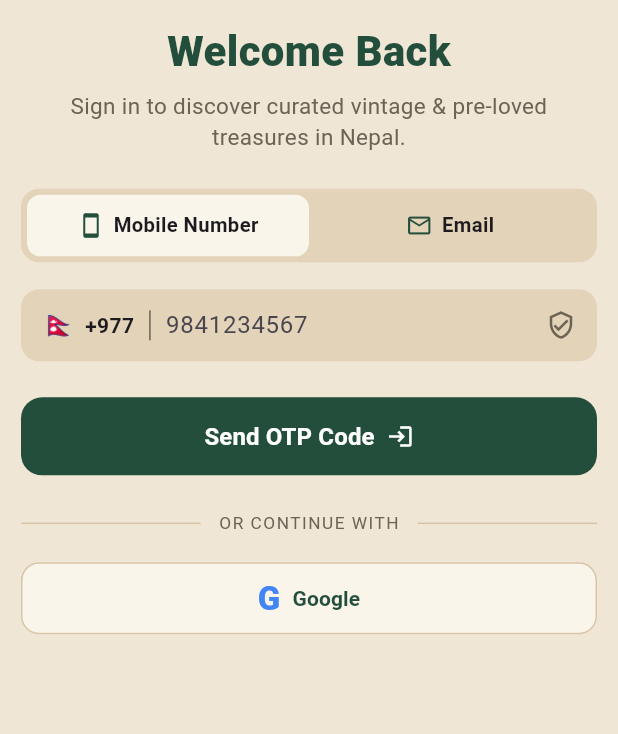
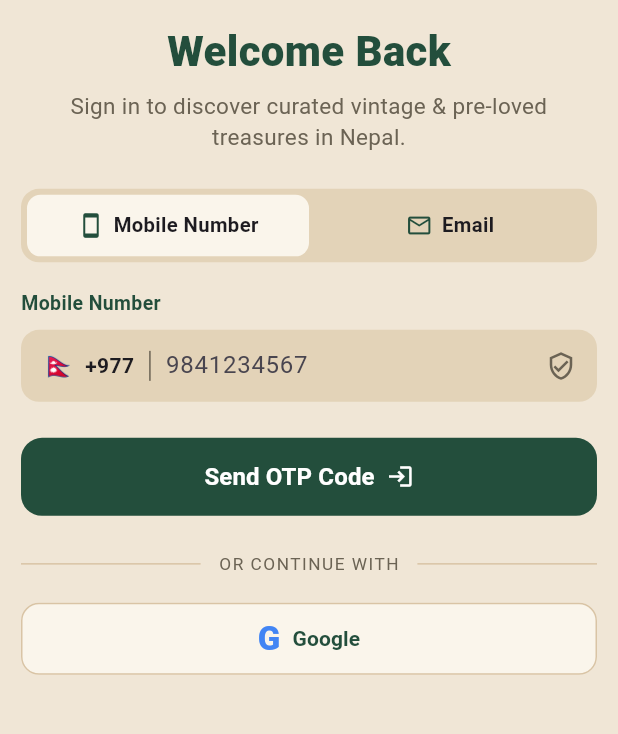
Before and after one commit to nishant-b-bit/Feri-Thrift, a Flutter app: the screen it shows after launch, on a phone screen of 412 x 824 dp, the part 424-1158 px from its top. Run offline on Flutter 3.47's test engine with Material 3 defaults, Android fonts, the phone set to English and light mode, and no system bars; our stand-ins replace firebase_core; accounts and stored records are empty.

Commit message:
feat: add Mobile/Email toggle, dynamic label and field switch

```diff
--- a/lib/view/authentication/login_page.dart
+++ b/lib/view/authentication/login_page.dart
@@ -97,6 +97,18 @@ class _LoginScreenState extends State<LoginScreen> {
                 const SizedBox(height: 24),
                 _buildToggle(),
                 const SizedBox(height: 18),
+                Align(
+                  alignment: Alignment.centerLeft,
+                  child: Text(
+                    _useMobile ? 'Mobile Number' : 'Email Address',
+                    style: const TextStyle(
+                      fontSize: 13,
+                      fontWeight: FontWeight.w600,
+                      color: AppColors.primary,
+                    ),
+                  ),
+                ),
+                const SizedBox(height: 8),
                 _useMobile ? _buildPhoneField() : _buildEmailField(),
                 const SizedBox(height: 24),
                 _buildPrimaryButton(),
```
